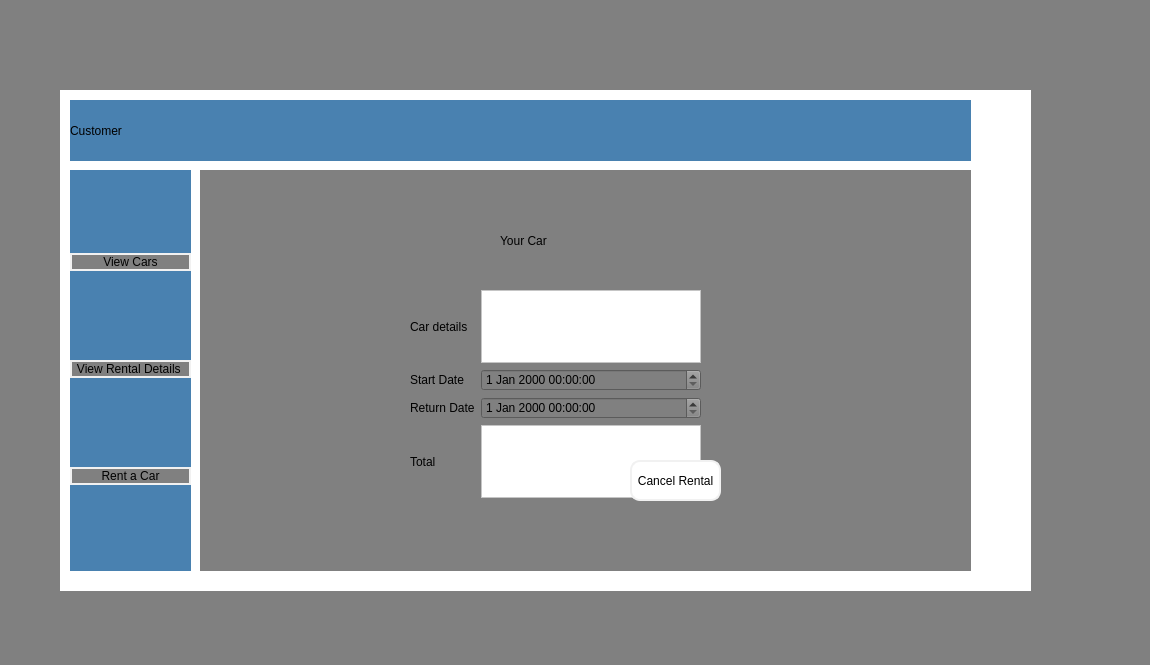
Before: the Qt Designer form mainwindow.ui in JustUsingaWebsite/Carrental, drawn with Qt 5.
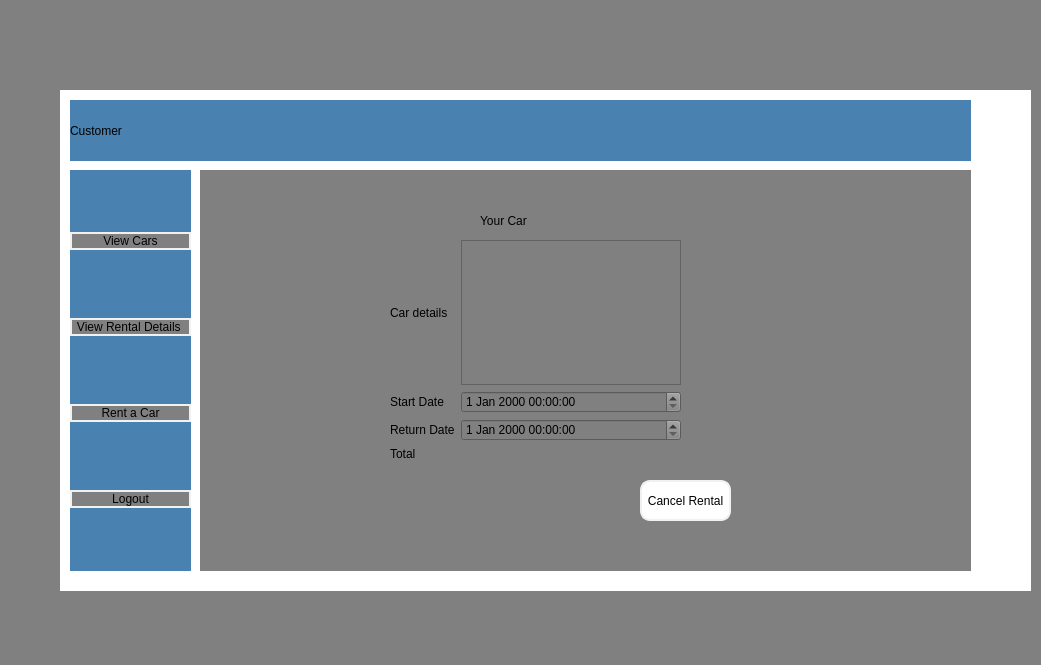
After: the same form once the commit is applied. The open tabs and pages were chosen to show the change. Icons and pictures are not drawn.

Diff of the .ui file:
```diff
--- a/mainwindow.ui
+++ b/mainwindow.ui
@@ -6,7 +6,7 @@
    <rect>
     <x>0</x>
     <y>0</y>
-    <width>1150</width>
+    <width>1041</width>
     <height>665</height>
    </rect>
   </property>
@@ -197,8 +197,8 @@
         <widget class="QLabel" name="label_10">
          <property name="geometry">
           <rect>
-           <x>290</x>
-           <y>30</y>
+           <x>270</x>
+           <y>10</y>
            <width>131</width>
            <height>41</height>
           </rect>
@@ -213,10 +213,10 @@
         <widget class="QWidget" name="gridLayoutWidget_3">
          <property name="geometry">
           <rect>
-           <x>200</x>
-           <y>100</y>
+           <x>180</x>
+           <y>50</y>
            <width>291</width>
-           <height>208</height>
+           <height>221</height>
           </rect>
          </property>
          <layout class="QGridLayout" name="gridLayout_3">
@@ -230,13 +230,6 @@
             </property>
            </widget>
           </item>
-          <item row="0" column="1">
-           <widget class="QPlainTextEdit" name="plainTextEdit_2">
-            <property name="styleSheet">
-             <string notr="true">background-color:white;</string>
-            </property>
-           </widget>
-          </item>
           <item row="0" column="0">
            <widget class="QLabel" name="label_11">
             <property name="text">
@@ -261,10 +254,13 @@
             </property>
            </widget>
           </item>
+          <item row="0" column="1">
+           <widget class="QListView" name="listView"/>
+          </item>
           <item row="3" column="1">
-           <widget class="QTextEdit" name="textEdit_3">
-            <property name="styleSheet">
-             <string notr="true">background-color:white;</string>
+           <widget class="QLabel" name="totalRentalCost">
+            <property name="text">
+             <string/>
             </property>
            </widget>
           </item>
@@ -273,8 +269,8 @@
         <widget class="QPushButton" name="pushButton_8">
          <property name="geometry">
           <rect>
-           <x>420</x>
-           <y>270</y>
+           <x>430</x>
+           <y>290</y>
            <width>91</width>
            <height>41</height>
           </rect>
@@ -535,6 +531,16 @@
          </property>
         </widget>
        </item>
+       <item>
+        <widget class="QPushButton" name="customerLogoutBtn">
+         <property name="styleSheet">
+          <string notr="true">color:balck;</string>
+         </property>
+         <property name="text">
+          <string>Logout</string>
+         </property>
+        </widget>
+       </item>
       </layout>
      </widget>
     </widget>
```
Left out of the diff: 190 changed lines with no effect on the pictures.
